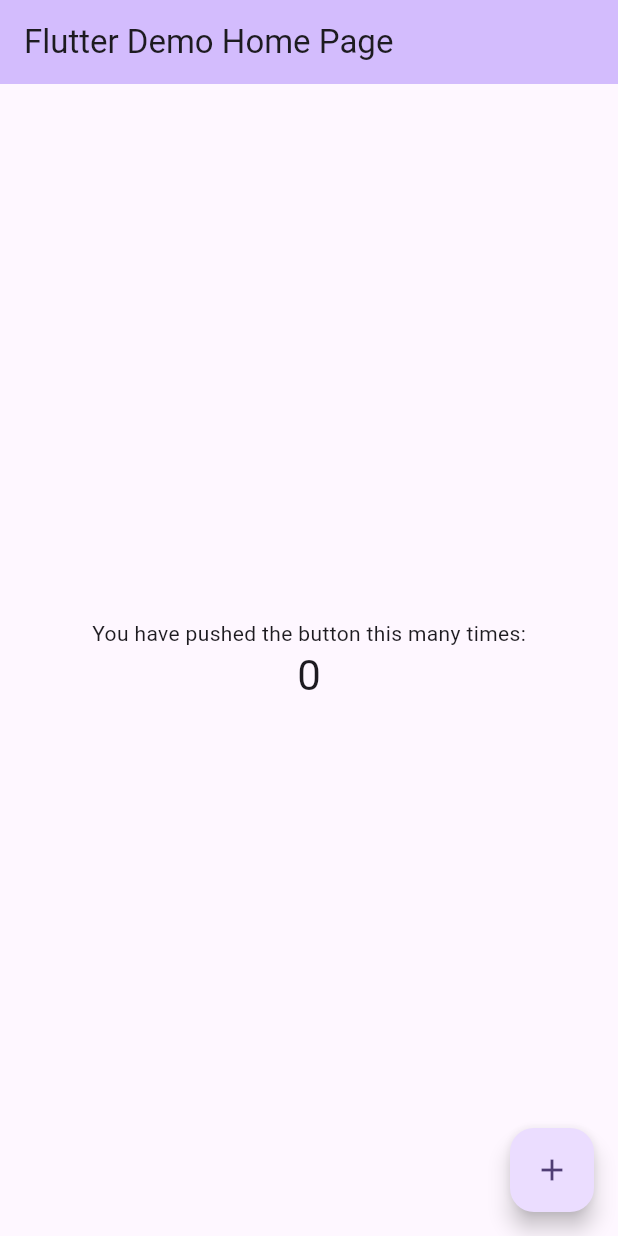
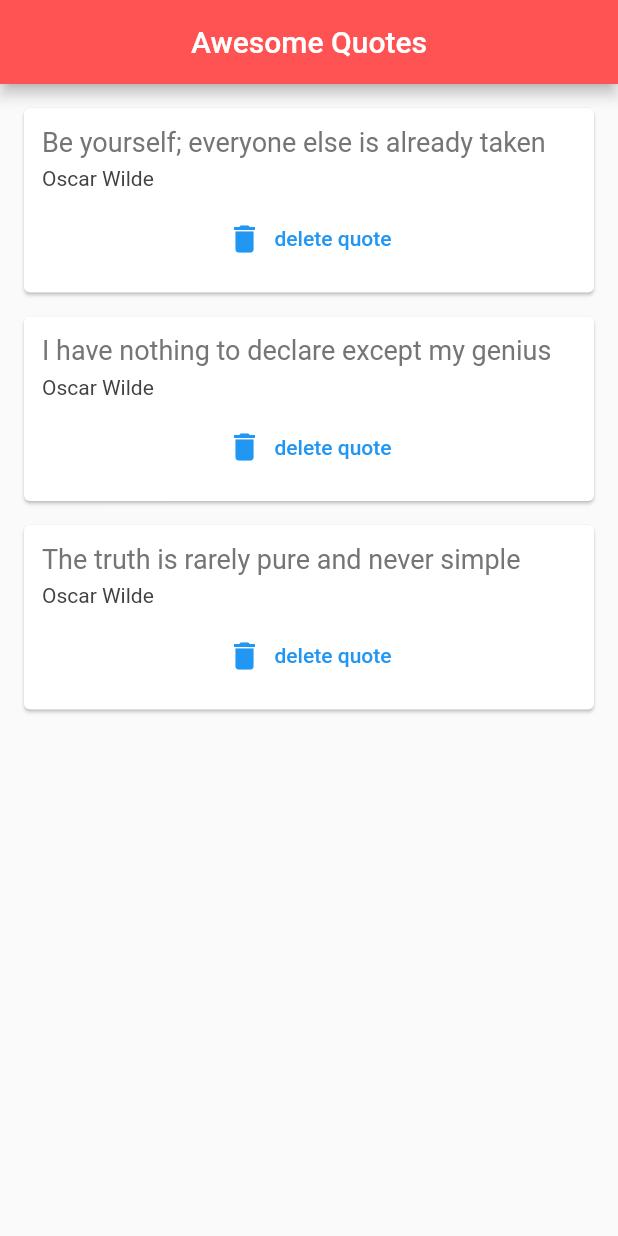
Before and after one commit to DKBBhavya/flutter-practice, a Flutter app: the screen it shows after launch, on a phone screen of 412 x 824 dp. Run offline on Flutter 3.47's test engine with Material 2 defaults, Android fonts, the phone set to English and light mode, and no system bars.

Commit message:
Completed Quotes

```diff
--- a/quotes/lib/main.dart
+++ b/quotes/lib/main.dart
@@ -1,125 +1,50 @@
 import 'package:flutter/material.dart';
+import 'package:quotes/quote.dart';
 
-void main() {
-  runApp(const MyApp());
+void main() => runApp(const MaterialApp(
+      home: QuoteList(),
+    ));
+
+class QuoteList extends StatefulWidget {
+  const QuoteList({super.key});
+
+  @override
+  State<QuoteList> createState() => _QuoteListState();
 }
 
-class MyApp extends StatelessWidget {
-  const MyApp({super.key});
+class _QuoteListState extends State<QuoteList> {
+  List<Quote> quotes = [
+    Quote(
+        author: 'Oscar Wilde',
+        text: 'Be yourself; everyone else is already taken'),
+    Quote(
+        author: 'Oscar Wilde',
+        text: 'I have nothing to declare except my genius'),
+    Quote(
+        author: 'Oscar Wilde',
+        text: 'The truth is rarely pure and never simple')
+  ];
 
-  // This widget is the root of your application.
   @override
   Widget build(BuildContext context) {
-    return MaterialApp(
-      title: 'Flutter Demo',
-      theme: ThemeData(
-        // This is the theme of your application.
-        //
-        // TRY THIS: Try running your application with "flutter run". You'll see
-        // the application has a blue toolbar. Then, without quitting the app,
-        // try changing the seedColor in the colorScheme below to Colors.green
-        // and then invoke "hot reload" (save your changes or press the "hot
-        // reload" button in a Flutter-supported IDE, or press "r" if you used
-        // the command line to start the app).
-        //
-        // Notice that the counter didn't reset back to zero; the application
-        // state is not lost during the reload. To reset the state, use hot
-        // restart instead.
-        //
-        // This works for code too, not just values: Most code changes can be
-        // tested with just a hot reload.
-        colorScheme: ColorScheme.fromSeed(seedColor: Colors.deepPurple),
-        useMaterial3: true,
+    return Scaffold(
+      appBar: AppBar(
+        title: const Text('Awesome Quotes'),
+        centerTitle: true,
+        backgroundColor: Colors.redAccent,
       ),
-      home: const MyHomePage(title: 'Flutter Demo Home Page'),
+      body: Column(
+        children: quotes
+            .map((quote) => QuoteCard(
+                  quote: quote,
+                  delete: () {
+                    setState(() {
+                      quotes.remove(quote);
+                    });
+                  },
+                ))
+            .toList(),
+      ),
     );
   }
 }
-
-class MyHomePage extends StatefulWidget {
-  const MyHomePage({super.key, required this.title});
-
-  // This widget is the home page of your application. It is stateful, meaning
-  // that it has a State object (defined below) that contains fields that affect
-  // how it looks.
-
-  // This class is the configuration for the state. It holds the values (in this
-  // case the title) provided by the parent (in this case the App widget) and
-  // used by the build method of the State. Fields in a Widget subclass are
-  // always marked "final".
-
-  final String title;
-
-  @override
-  State<MyHomePage> createState() => _MyHomePageState();
-}
-
-class _MyHomePageState extends State<MyHomePage> {
-  int _counter = 0;
-
-  void _incrementCounter() {
-    setState(() {
-      // This call to setState tells the Flutter framework that something has
-      // changed in this State, which causes it to rerun the build method below
-      // so that the display can reflect the updated values. If we changed
-      // _counter without calling setState(), then the build method would not be
-      // called again, and so nothing would appear to happen.
-      _counter++;
-    });
-  }
-
-  @override
-  Widget build(BuildContext context) {
-    // This method is rerun every time setState is called, for instance as done
-    // by the _incrementCounter method above.
-    //
-    // The Flutter framework has been optimized to make rerunning build methods
-    // fast, so that you can just rebuild anything that needs updating rather
-    // than having to individually change instances of widgets.
-    return Scaffold(
-      appBar: AppBar(
-        // TRY THIS: Try changing the color here to a specific color (to
-        // Colors.amber, perhaps?) and trigger a hot reload to see the AppBar
-        // change color while the other colors stay the same.
-        backgroundColor: Theme.of(context).colorScheme.inversePrimary,
-        // Here we take the value from the MyHomePage object that was created by
-        // the App.build method, and use it to set our appbar title.
-        title: Text(widget.title),
-      ),
-      body: Center(
-        // Center is a layout widget. It takes a single child and positions it
-        // in the middle of the parent.
-        child: Column(
-          // Column is also a layout widget. It takes a list of children and
-          // arranges them vertically. By default, it sizes itself to fit its
-          // children horizontally, and tries to be as tall as its parent.
-          //
-          // Column has various properties to control how it sizes itself and
-          // how it positions its children. Here we use mainAxisAlignment to
-          // center the children vertically; the main axis here is the vertical
-          // axis because Columns are vertical (the cross axis would be
-          // horizontal).
-          //
-          // TRY THIS: Invoke "debug painting" (choose the "Toggle Debug Paint"
-          // action in the IDE, or press "p" in the console), to see the
-          // wireframe for each widget.
-          mainAxisAlignment: MainAxisAlignment.center,
-          children: <Widget>[
-            const Text(
-              'You have pushed the button this many times:',
-            ),
-            Text(
-              '$_counter',
-              style: Theme.of(context).textTheme.headlineMedium,
-            ),
-          ],
-        ),
-      ),
-      floatingActionButton: FloatingActionButton(
-        onPressed: _incrementCounter,
-        tooltip: 'Increment',
-        child: const Icon(Icons.add),
-      ), // This trailing comma makes auto-formatting nicer for build methods.
-    );
-  }
-}
--- /dev/null
+++ b/quotes/lib/quote.dart
@@ -0,0 +1,50 @@
+import 'package:flutter/material.dart';
+
+class Quote {
+  String text;
+  String author;
+
+  Quote({required this.text, required this.author});
+}
+
+class QuoteCard extends StatelessWidget {
+  final Quote quote;
+  final VoidCallback delete;
+  const QuoteCard({super.key, required this.quote, required this.delete});
+
+  @override
+  Widget build(BuildContext context) {
+    return Card(
+      margin: const EdgeInsets.fromLTRB(16.0, 16.0, 16.0, 0),
+      child: Padding(
+        padding: const EdgeInsets.all(12.0),
+        child: Column(
+          crossAxisAlignment: CrossAxisAlignment.stretch,
+          children: <Widget>[
+            Text(
+              quote.text,
+              style: TextStyle(
+                fontSize: 18.0,
+                color: Colors.grey[600],
+              ),
+            ),
+            const SizedBox(height: 6.0),
+            Text(
+              quote.author,
+              style: TextStyle(
+                fontSize: 14.0,
+                color: Colors.grey[800],
+              ),
+            ),
+            const SizedBox(height: 8.0),
+            TextButton.icon(
+              onPressed: delete,
+              label: const Text('delete quote'),
+              icon: const Icon(Icons.delete),
+            ),
+          ],
+        ),
+      ),
+    );
+  }
+}
```
Also changed, not shown: 1 other file.
